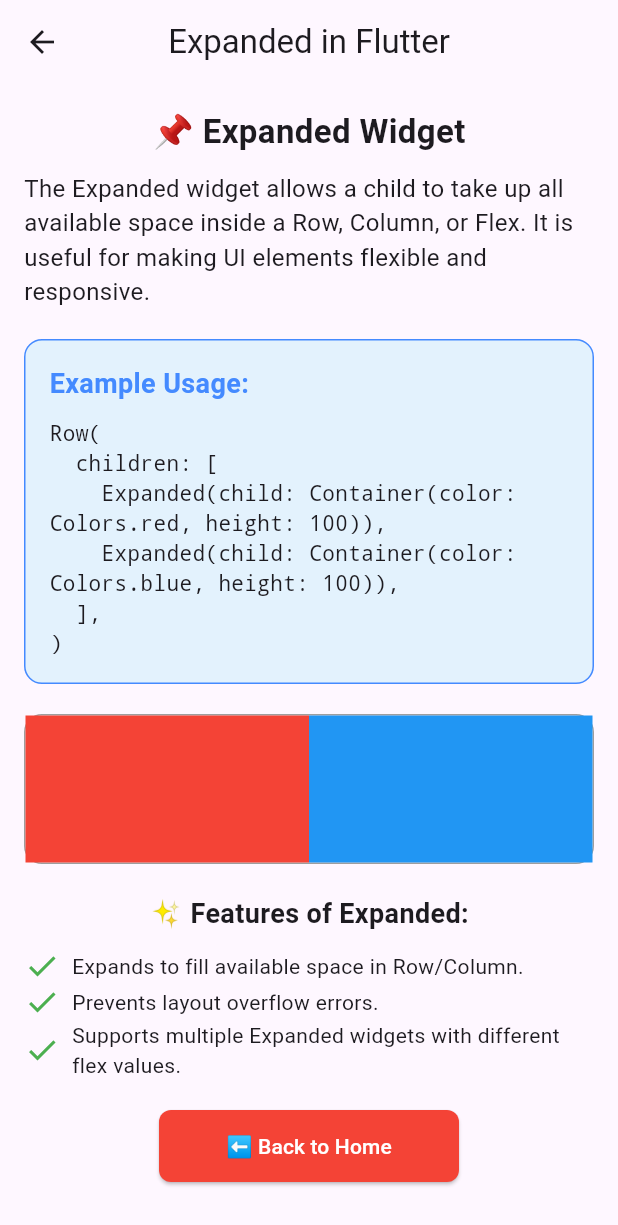
After one commit to melihalkbk/flutter_guidance, a Flutter app: the HomePage screen opened by its route, after a tap on "Go to Expanded View", on a phone screen of 412 x 824 dp. The commit adds this screen. Shown: the top 1225 px of the screen. Run offline on Flutter 3.47's test engine with Material 3 defaults, Android fonts, the phone set to English and light mode, and no system bars; our stand-ins replace firebase_auth, firebase_core, google_sign_in; missing offline and left inert: flutter_facebook_auth; accounts and stored records are empty.

Commit message:
add:expanded,gridview,flexible,singlechildscrool components to home page

```diff
--- /dev/null
+++ b/login_app/lib/components/expanded.dart
@@ -0,0 +1,143 @@
+import 'package:flutter/material.dart';
+
+class ExpandedExample extends StatelessWidget {
+  const ExpandedExample({super.key});
+
+  @override
+  Widget build(BuildContext context) {
+    return Scaffold(
+      appBar: AppBar(
+        title: const Text("Expanded in Flutter"),
+        centerTitle: true,
+      ),
+      body: Padding(
+        padding: const EdgeInsets.all(16.0),
+        child: Column(
+          children: [
+            // Title
+            const Text(
+              "📌 Expanded Widget",
+              style: TextStyle(fontSize: 22, fontWeight: FontWeight.bold),
+            ),
+            const SizedBox(height: 10),
+
+            // Explanation
+            const Text(
+              "The Expanded widget allows a child to take up all available space inside a Row, Column, or Flex. "
+              "It is useful for making UI elements flexible and responsive.",
+              style: TextStyle(fontSize: 16),
+            ),
+            const SizedBox(height: 20),
+
+            // Code Example Box
+            Container(
+              width: double.infinity,
+              padding: const EdgeInsets.all(16),
+              decoration: BoxDecoration(
+                color: Colors.blue[50],
+                borderRadius: BorderRadius.circular(12),
+                border: Border.all(color: Colors.blueAccent, width: 1),
+              ),
+              child: const Column(
+                crossAxisAlignment: CrossAxisAlignment.start,
+                children: [
+                  Text(
+                    "Example Usage:",
+                    style: TextStyle(
+                      fontSize: 18,
+                      fontWeight: FontWeight.bold,
+                      color: Colors.blueAccent,
+                    ),
+                  ),
+                  SizedBox(height: 10),
+                  Text(
+                    "Row(\n"
+                    "  children: [\n"
+                    "    Expanded(child: Container(color: Colors.red, height: 100)),\n"
+                    "    Expanded(child: Container(color: Colors.blue, height: 100)),\n"
+                    "  ],\n"
+                    ")",
+                    style: TextStyle(fontSize: 14, fontFamily: 'monospace'),
+                  ),
+                ],
+              ),
+            ),
+            const SizedBox(height: 20),
+
+            // Example UI with Expanded
+            Container(
+              width: double.infinity,
+              height: 100,
+              decoration: BoxDecoration(
+                borderRadius: BorderRadius.circular(12),
+                border: Border.all(color: Colors.grey, width: 1),
+              ),
+              child: Row(
+                children: [
+                  Expanded(child: Container(color: Colors.red, height: 100)),
+                  Expanded(child: Container(color: Colors.blue, height: 100)),
+                ],
+              ),
+            ),
+            const SizedBox(height: 20),
+
+            // Features List
+            const Text(
+              "✨ Features of Expanded:",
+              style: TextStyle(fontSize: 18, fontWeight: FontWeight.bold),
+            ),
+            const SizedBox(height: 10),
+            const Row(
+              children: [
+                Icon(Icons.check, color: Colors.green),
+                SizedBox(width: 8),
+                Expanded(
+                  child: Text("Expands to fill available space in Row/Column."),
+                ),
+              ],
+            ),
+            const Row(
+              children: [
+                Icon(Icons.check, color: Colors.green),
+                SizedBox(width: 8),
+                Expanded(child: Text("Prevents layout overflow errors.")),
+              ],
+            ),
+            const Row(
+              children: [
+                Icon(Icons.check, color: Colors.green),
+                SizedBox(width: 8),
+                Expanded(
+                  child: Text(
+                    "Supports multiple Expanded widgets with different flex values.",
+                  ),
+                ),
+              ],
+            ),
+
+            const SizedBox(height: 20),
+
+            // Back to Home Button
+            Center(
+              child: SizedBox(
+                width: 200,
+                child: ElevatedButton(
+                  onPressed: () => Navigator.pop(context),
+                  style: ElevatedButton.styleFrom(
+                    backgroundColor: Colors.red,
+                    foregroundColor: Colors.white,
+                    padding: const EdgeInsets.symmetric(vertical: 14),
+                    shape: RoundedRectangleBorder(
+                      borderRadius: BorderRadius.circular(8),
+                    ),
+                  ),
+                  child: const Text("⬅ Back to Home"),
+                ),
+              ),
+            ),
+          ],
+        ),
+      ),
+    );
+  }
+}
--- /dev/null
+++ b/login_app/lib/components/flexible.dart
@@ -0,0 +1,142 @@
+import 'package:flutter/material.dart';
+
+class FlexibleExample extends StatelessWidget {
+  const FlexibleExample({super.key});
+
+  @override
+  Widget build(BuildContext context) {
+    return Scaffold(
+      appBar: AppBar(
+        title: const Text("Flexible in Flutter"),
+        centerTitle: true,
+      ),
+      body: Padding(
+        padding: const EdgeInsets.all(16.0),
+        child: Column(
+          children: [
+            const Text(
+              "📌 Flexible Widget",
+              style: TextStyle(fontSize: 22, fontWeight: FontWeight.bold),
+            ),
+            const SizedBox(height: 10),
+
+            const Text(
+              "The Flexible widget is similar to Expanded but allows a child to either expand or shrink dynamically "
+              "instead of taking up all available space.",
+              style: TextStyle(fontSize: 16),
+              textAlign: TextAlign.center,
+            ),
+            const SizedBox(height: 20),
+
+            Container(
+              width: double.infinity,
+              padding: const EdgeInsets.all(16),
+              decoration: BoxDecoration(
+                color: Colors.blue[50],
+                borderRadius: BorderRadius.circular(12),
+                border: Border.all(color: Colors.blueAccent, width: 1),
+              ),
+              child: const Column(
+                crossAxisAlignment: CrossAxisAlignment.start,
+                children: [
+                  Text(
+                    "Example Usage:",
+                    style: TextStyle(
+                      fontSize: 18,
+                      fontWeight: FontWeight.bold,
+                      color: Colors.blueAccent,
+                    ),
+                  ),
+                  SizedBox(height: 10),
+                  Text(
+                    "Row(\n"
+                    "  children: [\n"
+                    "    Flexible(child: Container(color: Colors.red, height: 100)),\n"
+                    "    Flexible(child: Container(color: Colors.blue, height: 100)),\n"
+                    "  ],\n"
+                    ")",
+                    style: TextStyle(fontSize: 14, fontFamily: 'monospace'),
+                  ),
+                ],
+              ),
+            ),
+            const SizedBox(height: 20),
+
+            Container(
+              width: double.infinity,
+              height: 100,
+              decoration: BoxDecoration(
+                borderRadius: BorderRadius.circular(12),
+                border: Border.all(color: Colors.grey, width: 1),
+              ),
+              child: Row(
+                children: [
+                  Flexible(child: Container(color: Colors.red, height: 100)),
+                  Flexible(child: Container(color: Colors.blue, height: 100)),
+                ],
+              ),
+            ),
+            const SizedBox(height: 20),
+
+            const Text(
+              "✨ Features of Flexible:",
+              style: TextStyle(fontSize: 18, fontWeight: FontWeight.bold),
+            ),
+            const SizedBox(height: 10),
+            const Row(
+              children: [
+                Icon(Icons.check, color: Colors.green),
+                SizedBox(width: 8),
+                Expanded(
+                  child: Text(
+                    "Allows a widget to expand but also shrink when needed.",
+                  ),
+                ),
+              ],
+            ),
+            const Row(
+              children: [
+                Icon(Icons.check, color: Colors.green),
+                SizedBox(width: 8),
+                Expanded(
+                  child: Text(
+                    "Prevents overflow errors in Row/Column layouts.",
+                  ),
+                ),
+              ],
+            ),
+            const Row(
+              children: [
+                Icon(Icons.check, color: Colors.green),
+                SizedBox(width: 8),
+                Expanded(
+                  child: Text("Works well with multiple Flexible widgets."),
+                ),
+              ],
+            ),
+
+            const SizedBox(height: 20),
+
+            Center(
+              child: SizedBox(
+                width: 200,
+                child: ElevatedButton(
+                  onPressed: () => Navigator.pop(context),
+                  style: ElevatedButton.styleFrom(
+                    backgroundColor: Colors.red,
+                    foregroundColor: Colors.white,
+                    padding: const EdgeInsets.symmetric(vertical: 14),
+                    shape: RoundedRectangleBorder(
+                      borderRadius: BorderRadius.circular(8),
+                    ),
+                  ),
+                  child: const Text("⬅ Back to Home"),
+                ),
+              ),
+            ),
+          ],
+        ),
+      ),
+    );
+  }
+}
--- /dev/null
+++ b/login_app/lib/components/grid_view.dart
@@ -0,0 +1,161 @@
+import 'package:flutter/material.dart';
+
+class GridViewView extends StatelessWidget {
+  const GridViewView({super.key});
+
+  @override
+  Widget build(BuildContext context) {
+    return Scaffold(
+      appBar: AppBar(
+        title: const Text("GridView in Flutter"),
+        centerTitle: true,
+      ),
+      body: SingleChildScrollView(
+        child: Padding(
+          padding: const EdgeInsets.all(16.0),
+          child: Column(
+            crossAxisAlignment: CrossAxisAlignment.start,
+            children: [
+              const Text(
+                "📌 GridView Widget",
+                style: TextStyle(fontSize: 22, fontWeight: FontWeight.bold),
+              ),
+              const SizedBox(height: 10),
+              const Text(
+                "GridView is a widget that displays items in a grid layout. "
+                "It supports both fixed and dynamic grid structures.",
+                style: TextStyle(fontSize: 16),
+              ),
+              const SizedBox(height: 20),
+
+              Container(
+                width: double.infinity,
+                padding: const EdgeInsets.all(16),
+                decoration: BoxDecoration(
+                  color: Colors.blue[50],
+                  borderRadius: BorderRadius.circular(12),
+                  border: Border.all(color: Colors.blueAccent, width: 1),
+                ),
+                child: Column(
+                  crossAxisAlignment: CrossAxisAlignment.start,
+                  children: [
+                    const Text(
+                      "Example Usage:",
+                      style: TextStyle(
+                        fontSize: 18,
+                        fontWeight: FontWeight.bold,
+                        color: Colors.blueAccent,
+                      ),
+                    ),
+                    const SizedBox(height: 10),
+                    const Text(
+                      "GridView.count(\n"
+                      "  crossAxisCount: 2,\n"
+                      "  children: [\n"
+                      "    Container(color: Colors.red),\n"
+                      "    Container(color: Colors.green),\n"
+                      "    Container(color: Colors.blue),\n"
+                      "    Container(color: Colors.orange),\n"
+                      "  ],\n"
+                      ")",
+                      style: TextStyle(fontSize: 14, fontFamily: 'monospace'),
+                    ),
+                    const SizedBox(height: 10),
+
+                    Container(
+                      height: 200,
+                      decoration: BoxDecoration(
+                        borderRadius: BorderRadius.circular(8),
+                        color: Colors.blue[100],
+                      ),
+                      padding: const EdgeInsets.all(8),
+                      child: GridView.count(
+                        crossAxisCount: 2,
+                        crossAxisSpacing: 8,
+                        mainAxisSpacing: 8,
+                        children: List.generate(4, (index) {
+                          return Container(
+                            decoration: BoxDecoration(
+                              color: Colors.accents[index * 2],
+                              borderRadius: BorderRadius.circular(8),
+                            ),
+                            alignment: Alignment.center,
+                            child: Text(
+                              "Item ${index + 1}",
+                              style: const TextStyle(
+                                fontSize: 16,
+                                fontWeight: FontWeight.bold,
+                                color: Colors.white,
+                              ),
+                            ),
+                          );
+                        }),
+                      ),
+                    ),
+                  ],
+                ),
+              ),
+
+              const SizedBox(height: 30),
+
+              const Text(
+                "✨ Features of GridView:",
+                style: TextStyle(fontSize: 18, fontWeight: FontWeight.bold),
+              ),
+              const SizedBox(height: 10),
+              const Row(
+                children: [
+                  Icon(Icons.check, color: Colors.green),
+                  SizedBox(width: 8),
+                  Expanded(child: Text("Supports flexible grid layouts.")),
+                ],
+              ),
+              const Row(
+                children: [
+                  Icon(Icons.check, color: Colors.green),
+                  SizedBox(width: 8),
+                  Expanded(
+                    child: Text(
+                      "Allows dynamic item rendering with GridView.builder.",
+                    ),
+                  ),
+                ],
+              ),
+              const Row(
+                children: [
+                  Icon(Icons.check, color: Colors.green),
+                  SizedBox(width: 8),
+                  Expanded(
+                    child: Text(
+                      "Works well with images, cards, and other widgets.",
+                    ),
+                  ),
+                ],
+              ),
+
+              const SizedBox(height: 20),
+
+              Center(
+                child: SizedBox(
+                  width: 200,
+                  child: ElevatedButton(
+                    onPressed: () => Navigator.pop(context),
+                    style: ElevatedButton.styleFrom(
+                      backgroundColor: Colors.red,
+                      foregroundColor: Colors.white,
+                      padding: const EdgeInsets.symmetric(vertical: 14),
+                      shape: RoundedRectangleBorder(
+                        borderRadius: BorderRadius.circular(8),
+                      ),
+                    ),
+                    child: const Text("⬅ Back to Home"),
+                  ),
+                ),
+              ),
+            ],
+          ),
+        ),
+      ),
+    );
+  }
+}
--- /dev/null
+++ b/login_app/lib/components/single_child_scroll_view.dart
@@ -0,0 +1,147 @@
+import 'package:flutter/material.dart';
+
+class SingleChildScrollViewExample extends StatelessWidget {
+  const SingleChildScrollViewExample({super.key});
+
+  @override
+  Widget build(BuildContext context) {
+    return Scaffold(
+      appBar: AppBar(
+        title: const Text("SingleChildScrollView in Flutter"),
+        centerTitle: true,
+      ),
+      body: SingleChildScrollView(
+        padding: const EdgeInsets.all(16.0),
+        child: Column(
+          crossAxisAlignment: CrossAxisAlignment.start,
+          children: [
+            const Text(
+              "📌 SingleChildScrollView",
+              style: TextStyle(fontSize: 22, fontWeight: FontWeight.bold),
+            ),
+            const SizedBox(height: 10),
+
+            const Text(
+              "The SingleChildScrollView widget allows its child to be scrollable when the content overflows. "
+              "It is useful when displaying long text, forms, or multiple widgets that may not fit on the screen.",
+              style: TextStyle(fontSize: 16),
+            ),
+            const SizedBox(height: 20),
+
+            Container(
+              width: double.infinity,
+              padding: const EdgeInsets.all(16),
+              decoration: BoxDecoration(
+                color: Colors.blue[50],
+                borderRadius: BorderRadius.circular(12),
+                border: Border.all(color: Colors.blueAccent, width: 1),
+              ),
+              child: const Column(
+                crossAxisAlignment: CrossAxisAlignment.start,
+                children: [
+                  Text(
+                    "Example Usage:",
+                    style: TextStyle(
+                      fontSize: 18,
+                      fontWeight: FontWeight.bold,
+                      color: Colors.blueAccent,
+                    ),
+                  ),
+                  SizedBox(height: 10),
+                  Text(
+                    "SingleChildScrollView(\n"
+                    "  child: Column(\n"
+                    "    children: [\n"
+                    "      Text('Item 1'),\n"
+                    "      Text('Item 2'),\n"
+                    "      Text('Item 3'),\n"
+                    "    ],\n"
+                    "  ),\n"
+                    ")",
+                    style: TextStyle(fontSize: 14, fontFamily: 'monospace'),
+                  ),
+                ],
+              ),
+            ),
+            const SizedBox(height: 20),
+
+            Container(
+              width: double.infinity,
+              padding: const EdgeInsets.all(16),
+              decoration: BoxDecoration(
+                color: Colors.blue[100],
+                borderRadius: BorderRadius.circular(12),
+              ),
+              child: Column(
+                children: List.generate(
+                  20,
+                  (index) => Padding(
+                    padding: const EdgeInsets.symmetric(vertical: 4),
+                    child: Text(
+                      "Item ${index + 1}",
+                      style: const TextStyle(fontSize: 16),
+                    ),
+                  ),
+                ),
+              ),
+            ),
+            const SizedBox(height: 20),
+
+            const Text(
+              "✨ Features of SingleChildScrollView:",
+              style: TextStyle(fontSize: 18, fontWeight: FontWeight.bold),
+            ),
+            const SizedBox(height: 10),
+            const Row(
+              children: [
+                Icon(Icons.check, color: Colors.green),
+                SizedBox(width: 8),
+                Expanded(child: Text("Prevents content overflow errors.")),
+              ],
+            ),
+            const Row(
+              children: [
+                Icon(Icons.check, color: Colors.green),
+                SizedBox(width: 8),
+                Expanded(
+                  child: Text("Supports vertical and horizontal scrolling."),
+                ),
+              ],
+            ),
+            const Row(
+              children: [
+                Icon(Icons.check, color: Colors.green),
+                SizedBox(width: 8),
+                Expanded(
+                  child: Text(
+                    "Can be nested inside other scrollable widgets like ListView.",
+                  ),
+                ),
+              ],
+            ),
+
+            const SizedBox(height: 20),
+
+            Center(
+              child: SizedBox(
+                width: 200,
+                child: ElevatedButton(
+                  onPressed: () => Navigator.pop(context),
+                  style: ElevatedButton.styleFrom(
+                    backgroundColor: Colors.red,
+                    foregroundColor: Colors.white,
+                    padding: const EdgeInsets.symmetric(vertical: 14),
+                    shape: RoundedRectangleBorder(
+                      borderRadius: BorderRadius.circular(8),
+                    ),
+                  ),
+                  child: const Text("⬅ Back to Home"),
+                ),
+              ),
+            ),
+          ],
+        ),
+      ),
+    );
+  }
+}
--- a/login_app/lib/pages/home_page.dart
+++ b/login_app/lib/pages/home_page.dart
@@ -5,6 +5,10 @@ import '../components/column.dart';
 import '../components/row.dart';
 import '../components/stack.dart';
 import '../components/list_view.dart';
+import '../components/grid_view.dart';
+import '../components/single_child_scroll_view.dart';
+import '../components/expanded.dart';
+import '../components/flexible.dart';
 
 class HomePage extends StatelessWidget {
   HomePage({super.key});
@@ -134,6 +138,7 @@ class HomePage extends StatelessWidget {
               ),
             ),
             const SizedBox(height: 20),
+            //ListView Button
             Center(
               child: SizedBox(
                 width: double.infinity,
@@ -155,6 +160,99 @@ class HomePage extends StatelessWidget {
                 ),
               ),
             ),
+            const SizedBox(height: 20),
+            //GridView Button
+            Center(
+              child: SizedBox(
+                width: double.infinity,
+                child: ElevatedButton(
+                  onPressed: () {
+                    Navigator.push(
+                      context,
+                      MaterialPageRoute(
+                        builder: (context) => const GridViewView(),
+                      ),
+                    );
+                  },
+                  style: ElevatedButton.styleFrom(
+                    backgroundColor: Colors.blue,
+                    foregroundColor: Colors.white,
+                    padding: const EdgeInsets.symmetric(vertical: 14),
+                  ),
+                  child: const Text("Go to GridView"),
+                ),
+              ),
+            ),
+            const SizedBox(height: 20),
+            //SingleChildScrollView Button
+            Center(
+              child: SizedBox(
+                width: double.infinity,
+                child: ElevatedButton(
+                  onPressed: () {
+                    Navigator.push(
+                      context,
+                      MaterialPageRoute(
+                        builder:
+                            (context) => const SingleChildScrollViewExample(),
+                      ),
+                    );
+                  },
+                  style: ElevatedButton.styleFrom(
+                    backgroundColor: Colors.blue,
+                    foregroundColor: Colors.white,
+                    padding: const EdgeInsets.symmetric(vertical: 14),
+                  ),
+                  child: const Text("Go to Single Child Scroll View"),
+                ),
+              ),
+            ),
+            const SizedBox(height: 20),
+            //Expanded Button
+            Center(
+              child: SizedBox(
+                width: double.infinity,
+                child: ElevatedButton(
+                  onPressed: () {
+                    Navigator.push(
+                      context,
+                      MaterialPageRoute(
+                        builder: (context) => const ExpandedExample(),
+                      ),
+                    );
+                  },
+                  style: ElevatedButton.styleFrom(
+                    backgroundColor: Colors.blue,
+                    foregroundColor: Colors.white,
+                    padding: const EdgeInsets.symmetric(vertical: 14),
+                  ),
+                  child: const Text("Go to Expanded View"),
+                ),
+              ),
+            ),
+            const SizedBox(height: 20),
+            //Flexible Button
+            Center(
+              child: SizedBox(
+                width: double.infinity,
+                child: ElevatedButton(
+                  onPressed: () {
+                    Navigator.push(
+                      context,
+                      MaterialPageRoute(
+                        builder: (context) => const FlexibleExample(),
+                      ),
+                    );
+                  },
+                  style: ElevatedButton.styleFrom(
+                    backgroundColor: Colors.blue,
+                    foregroundColor: Colors.white,
+                    padding: const EdgeInsets.symmetric(vertical: 14),
+                  ),
+                  child: const Text("Go to Flexible View"),
+                ),
+              ),
+            ),
           ],
         ),
       ),
```
Also changed, not shown: 1 other file.
